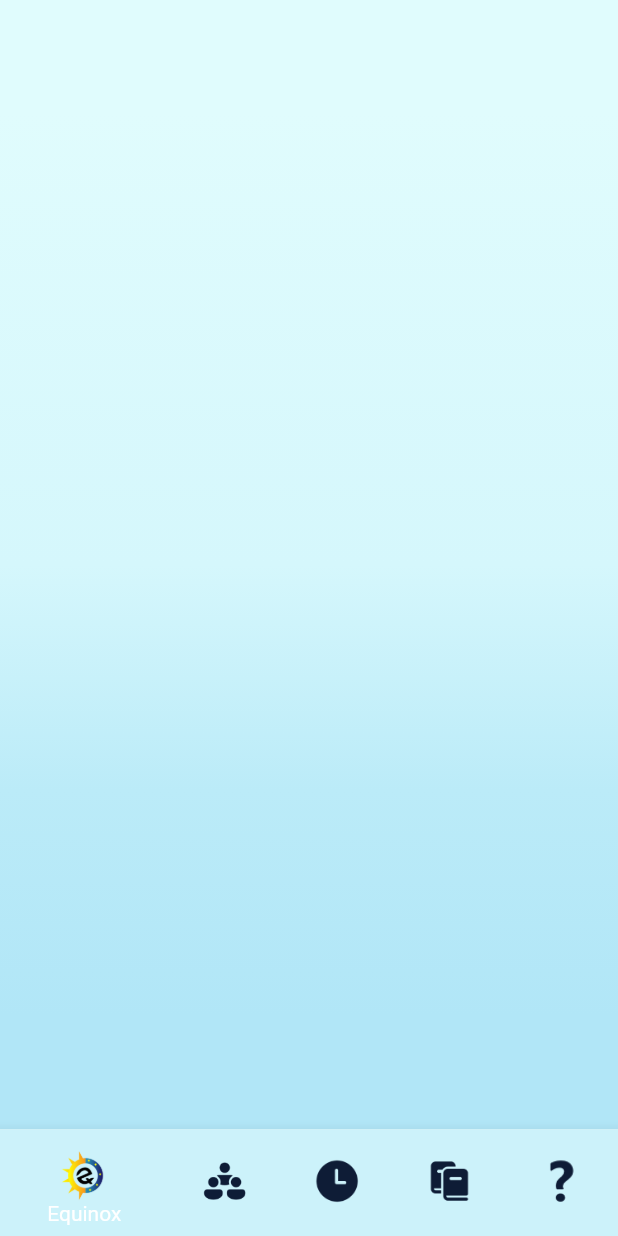
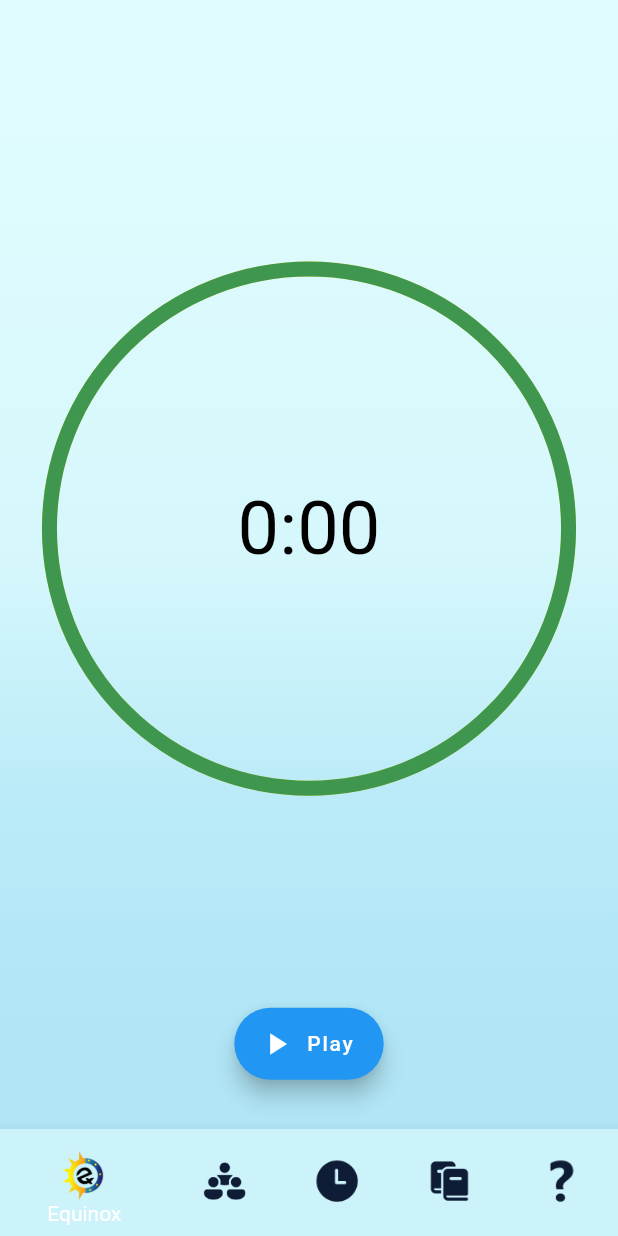
Before and after one commit to Manas1820/Equinox-2021, a Flutter app: the screen it shows after launch, on a phone screen of 412 x 824 dp. Run offline on Flutter 3.47's test engine with Material 2 defaults, Android fonts, the phone set to English and light mode, and no system bars; our stand-ins replace cloud_firestore, firebase_core, flutter_feather_icons, google_fonts, timeline_tile; missing offline and left inert: connectivity_wrapper, dough; accounts and stored records are empty.

Commit message:
🎋 timer screen 1 added

```diff
--- a/lib/constants.dart
+++ b/lib/constants.dart
@@ -60,6 +60,11 @@ TextStyle textStyle(BuildContext context, bool isDarkMode, bool isClicked) =>
         fontSize: screenWidth(context) * 0.043,
         fontWeight: isClicked ? FontWeight.bold : null);
 
+TextStyle timerTextStyle(BuildContext context, bool isDarkMode) => GoogleFonts.k2d(
+      color: isDarkMode ? textColorNight : textColorDay,
+      fontSize: screenWidth(context) * 0.12,
+    );
+
 TextStyle bottomNavBarIconTextStyle(BuildContext context, bool isDarkMode) =>
     GoogleFonts.raleway(
       color: isDarkMode ? bottomNavIconColorDark : bottomNavIconColorLight,
--- a/lib/screens/timer_screen.dart
+++ b/lib/screens/timer_screen.dart
@@ -1,4 +1,5 @@
-import 'package:dough/dough.dart';
+import 'dart:math' as math;
+import 'package:equinox_21/widgets/indicators.dart';
 import 'package:flutter/material.dart';
 import 'package:equinox_21/constants.dart';
 
@@ -7,7 +8,7 @@ class TimerScreen extends StatefulWidget {
   _TimerScreenState createState() => _TimerScreenState();
 }
 
-class _TimerScreenState extends State<TimerScreen> {
+class _TimerScreenState extends State<TimerScreen> with TickerProviderStateMixin {
   bool isDarkMode = false;
   DateTime now;
 
@@ -16,7 +17,18 @@ class _TimerScreenState extends State<TimerScreen> {
     print(DateTime.now());
     now = DateTime.now();
     manageTheme();
+    controller = AnimationController(
+      vsync: this,
+      duration: Duration(seconds: 5),
+    );
     super.initState();
+  }
+
+  AnimationController controller;
+
+  String get timerString {
+    Duration duration = controller.duration * controller.value;
+    return '${duration.inMinutes}:${(duration.inSeconds % 60).toString().padLeft(2, '0')}';
   }
 
   void manageTheme() {
@@ -36,13 +48,102 @@ class _TimerScreenState extends State<TimerScreen> {
   @override
   Widget build(BuildContext context) {
     return Scaffold(
-      body: Center(
-        child: Container(
-          decoration: BoxDecoration(
-            gradient: isDarkMode ? darkBackgroundGradient : lightBackgroundGradient,
-          ),
+      body: Container(
+        decoration: BoxDecoration(
+          gradient: isDarkMode ? darkBackgroundGradient : lightBackgroundGradient,
         ),
+        child: AnimatedBuilder(
+            animation: controller,
+            builder: (context, child) {
+              return Padding(
+                padding: EdgeInsets.all(screenWidth(context) * 0.08),
+                child: Column(
+                  mainAxisAlignment: MainAxisAlignment.spaceBetween,
+                  children: <Widget>[
+                    Expanded(
+                      child: Align(
+                        alignment: FractionalOffset.center,
+                        child: AspectRatio(
+                          aspectRatio: 1.0,
+                          child: Stack(
+                            children: <Widget>[
+                              Positioned.fill(
+                                child: CustomPaint(
+                                    painter: CustomTimerPainter(
+                                  animation: controller,
+                                  backgroundColor: upLineColor,
+                                  color: downLineColor,
+                                )),
+                              ),
+                              Align(
+                                alignment: FractionalOffset.center,
+                                child: Text(
+                                  timerString,
+                                  style: timerTextStyle(context, isDarkMode),
+                                ),
+                              ),
+                            ],
+                          ),
+                        ),
+                      ),
+                    ),
+                    AnimatedBuilder(
+                        animation: controller,
+                        builder: (context, child) {
+                          return FloatingActionButton.extended(
+                              onPressed: () {
+                                if (controller.isAnimating)
+                                  controller.stop();
+                                else {
+                                  controller.reverse(
+                                      from: controller.value == 0.0
+                                          ? 1.0
+                                          : controller.value);
+                                }
+                              },
+                              icon: Icon(controller.isAnimating
+                                  ? Icons.pause
+                                  : Icons.play_arrow),
+                              label:
+                                  Text(controller.isAnimating ? "Pause" : "Play"));
+                        }),
+                  ],
+                ),
+              );
+            }),
       ),
     );
   }
 }
+
+class CustomTimerPainter extends CustomPainter {
+  CustomTimerPainter({
+    this.animation,
+    this.backgroundColor,
+    this.color,
+  }) : super(repaint: animation);
+
+  final Animation<double> animation;
+  final Color backgroundColor, color;
+
+  @override
+  void paint(Canvas canvas, Size size) {
+    Paint paint = Paint()
+      ..color = backgroundColor
+      ..strokeWidth = 10.0
+      ..strokeCap = StrokeCap.round
+      ..style = PaintingStyle.stroke;
+
+    canvas.drawCircle(size.center(Offset.zero), size.width / 2.0, paint);
+    paint.color = color;
+    double progress = (1.0 - animation.value) * 2 * math.pi;
+    canvas.drawArc(Offset.zero & size, math.pi * 1.5, progress, false, paint);
+  }
+
+  @override
+  bool shouldRepaint(CustomTimerPainter old) {
+    return animation.value != old.animation.value ||
+        color != old.color ||
+        backgroundColor != old.backgroundColor;
+  }
+}
--- a/pubspec.yaml
+++ b/pubspec.yaml
@@ -23,6 +23,7 @@ dependencies:
   firebase_messaging: ^7.0.3
   connectivity_wrapper: ^1.0.4
   flutter_feather_icons: ^1.0.3
+  circular_countdown_timer: ^0.1.0
 
 dev_dependencies:
   flutter_test:
```
Also changed, not shown: lib/widgets/dough_arrow.dart (deleted), pubspec.lock.
